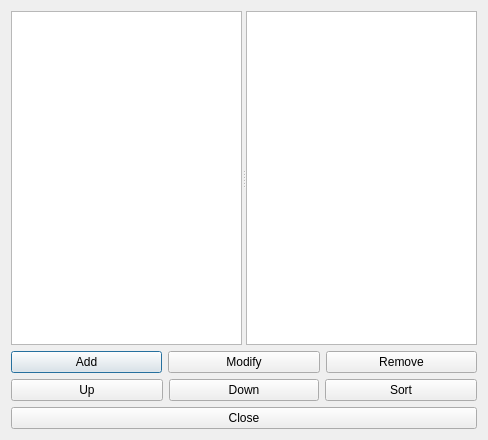
First picture: the form in src/interface/buildingsform_template.ui, repository karandit/fet, before the edit.
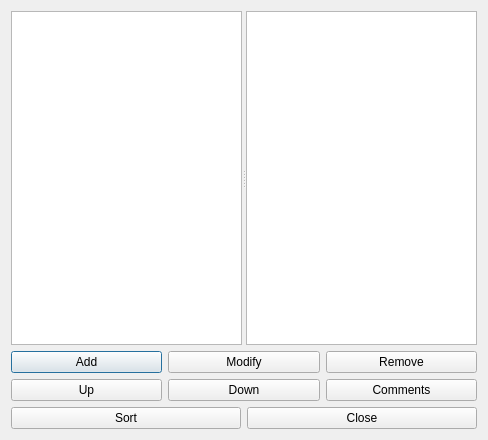
Second picture: the form after the edit.

The edit to the form file:
```diff
--- a/src/interface/buildingsform_template.ui
+++ b/src/interface/buildingsform_template.ui
@@ -14,7 +14,7 @@
    <string extracomment="The dialog to list all buildings">Buildings</string>
   </property>
   <layout class="QGridLayout" name="gridLayout">
-   <item row="0" column="0" colspan="3">
+   <item row="0" column="0">
     <widget class="QSplitter" name="splitter">
      <property name="sizePolicy">
       <sizepolicy hsizetype="Expanding" vsizetype="Expanding">
@@ -29,7 +29,7 @@
      <widget class="QPlainTextEdit" name="currentBuildingTextEdit"/>
     </widget>
    </item>
-   <item row="1" column="0" colspan="3">
+   <item row="1" column="0">
     <layout class="QHBoxLayout" name="horizontalLayout">
      <item>
       <widget class="QPushButton" name="addBuildingPushButton">
@@ -55,32 +55,47 @@
     </layout>
    </item>
    <item row="2" column="0">
+    <layout class="QHBoxLayout" name="horizontalLayout_3">
+     <item>
     <widget class="QPushButton" name="moveBuildingUpPushButton">
      <property name="text">
       <string comment="It means move the item up in the list">Up</string>
      </property>
     </widget>
    </item>
-   <item row="2" column="1">
+     <item>
     <widget class="QPushButton" name="moveBuildingDownPushButton">
      <property name="text">
       <string comment="It means move the item down in the list">Down</string>
      </property>
     </widget>
    </item>
-   <item row="2" column="2">
+     <item>
+      <widget class="QPushButton" name="commentsPushButton">
+       <property name="text">
+        <string>Comments</string>
+       </property>
+      </widget>
+     </item>
+    </layout>
+   </item>
+   <item row="3" column="0">
+    <layout class="QHBoxLayout" name="horizontalLayout_2">
+     <item>
     <widget class="QPushButton" name="sortBuildingsPushButton">
      <property name="text">
       <string>Sort</string>
      </property>
     </widget>
    </item>
-   <item row="3" column="0" colspan="3">
+     <item>
     <widget class="QPushButton" name="closePushButton">
      <property name="text">
       <string>Close</string>
      </property>
     </widget>
+     </item>
+    </layout>
    </item>
   </layout>
  </widget>
```
Lines whose indentation alone changed are shown as unchanged.
